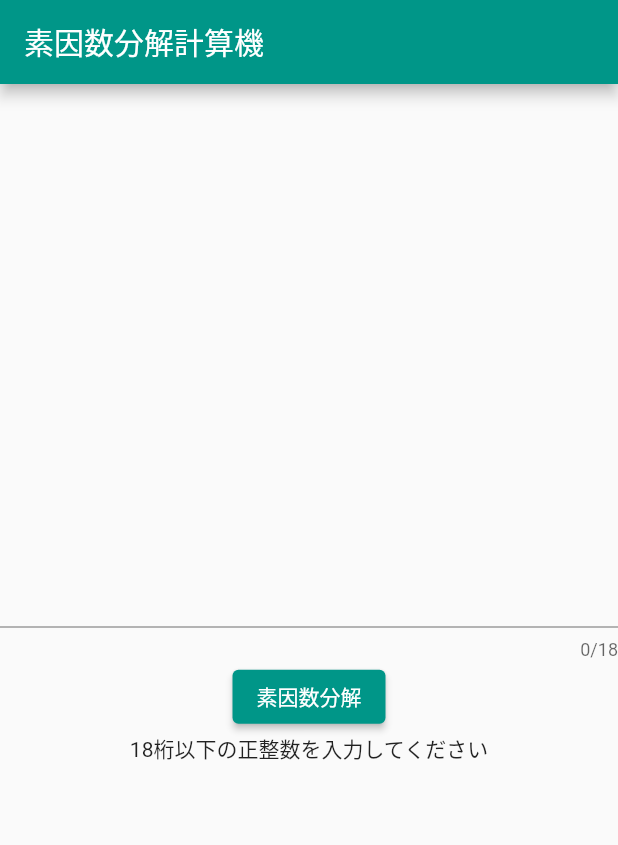
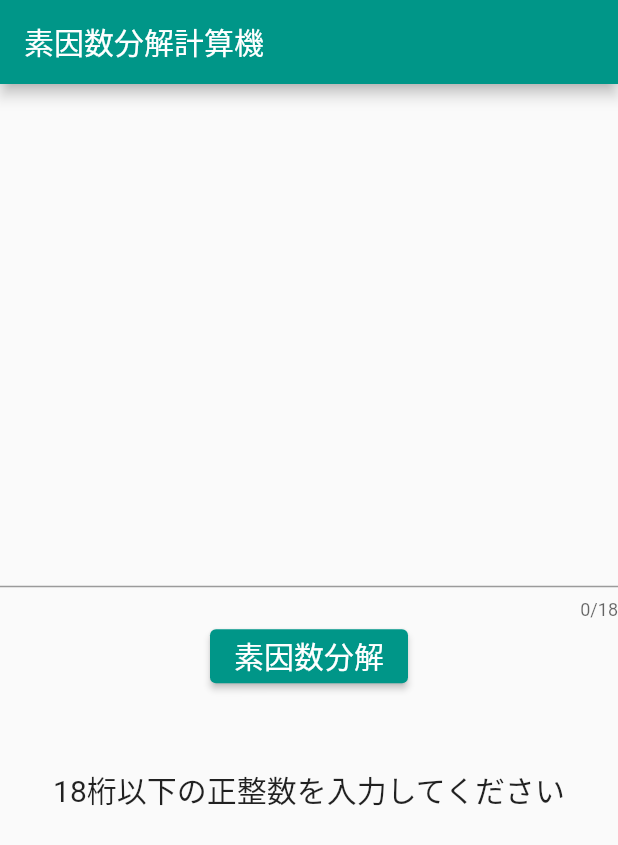
Before and after one commit to WMs784/prime_fact, a Flutter app: the screen it shows after launch, on a phone screen of 412 x 824 dp. Shown: the top 845 px of the screen. Run offline on Flutter 3.47's test engine with Material 2 defaults, Android fonts, the light colour scheme and no system bars.

```diff
--- a/lib/main.dart
+++ b/lib/main.dart
@@ -64,8 +64,11 @@ class _MyWidgetState extends State<MyWidget> {
         TextField(
           keyboardType: TextInputType.number,
           inputFormatters: [FilteringTextInputFormatter.digitsOnly],
+          //controller: _textEditingController,
+          style: TextStyle(fontSize: 25),
           textAlign: TextAlign.center,
           maxLength: 18,
+          maxLengthEnforced: false,
           onChanged: (text){
             try{
               count = int.parse(text);
@@ -80,14 +83,28 @@ class _MyWidgetState extends State<MyWidget> {
             // データを更新する時は setState を呼ぶ
             setState(() {
               // データを更新
+              //_textEditingController.clear();
               if(b)s = pri_fact(count);//先ほど作った関数に入れて文字列を更新
               else s = e;
               //TextField text = '';
             });
           },
-          child: Text('素因数分解'),
+          child: Text('素因数分解',
+            style: TextStyle(fontSize: 20),
+          ),
         ),
-        Text(s),//ここで表示
+        /*Text(s,
+          style: TextStyle(fontSize: 20),
+        ),*///ここで表示
+        SizedBox(
+          height: 50,//間隔を空ける
+        ),
+        FittedBox(
+          fit: BoxFit.fitWidth,
+          child: Text(s,
+          style: TextStyle(fontSize: 20),
+          ),
+        ),
       ],
     );
   }
```
